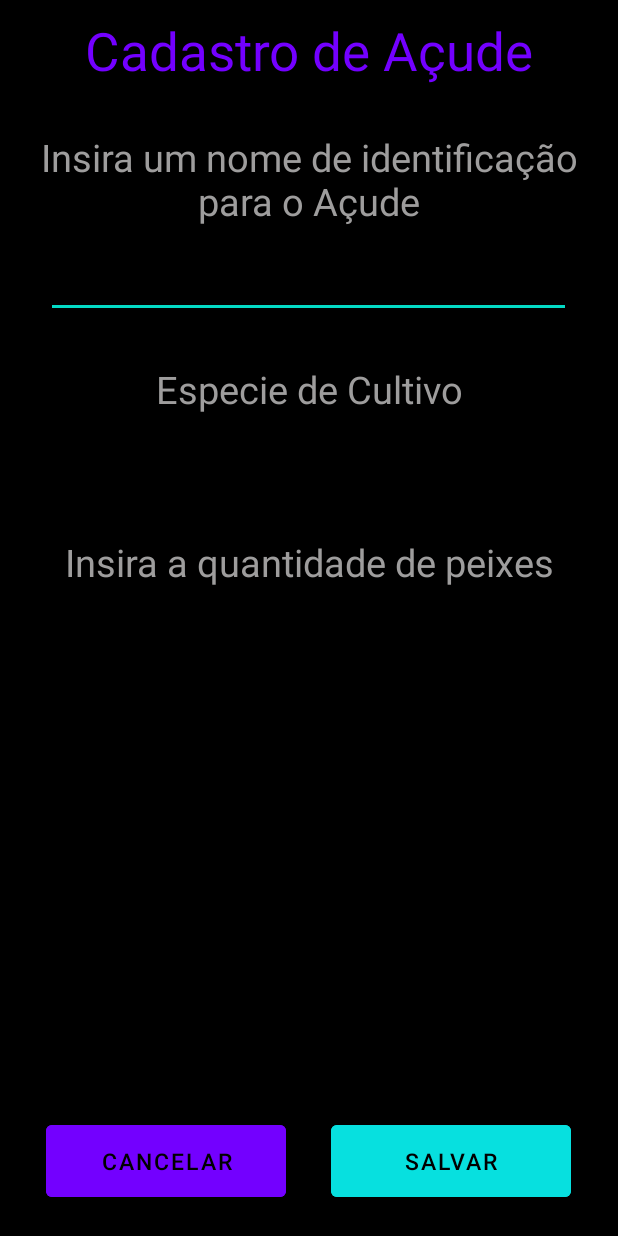
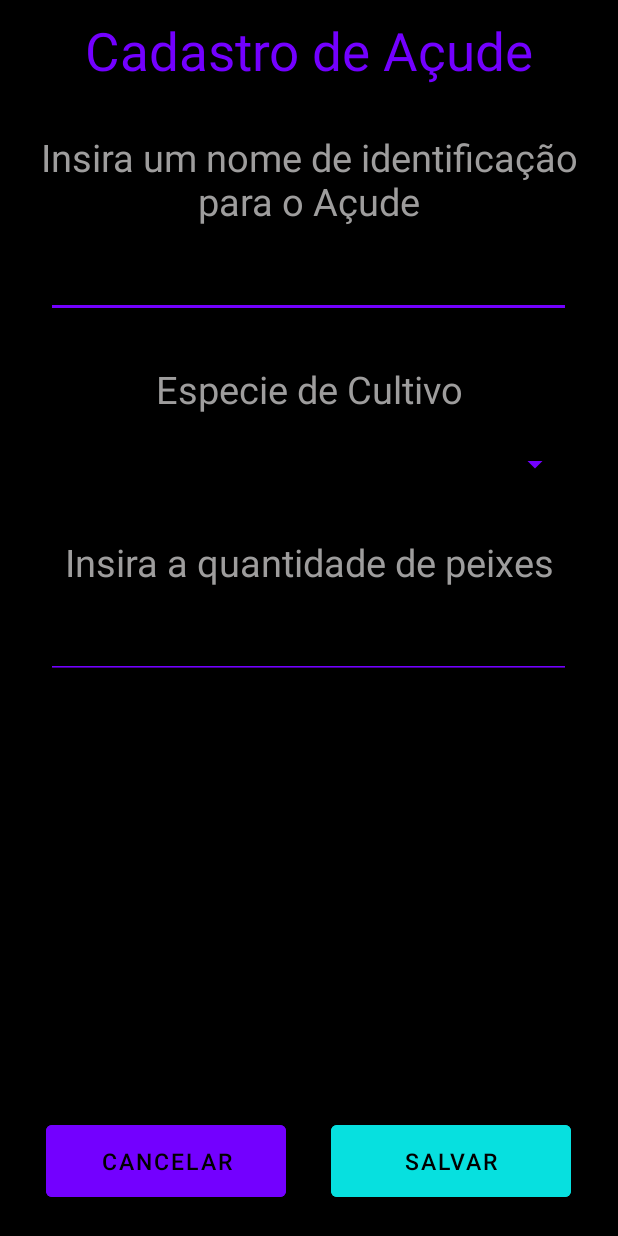
Before and after one commit to matheushm8/AgroTilapia, an Android app: the CadastroAcudeActivity screen opened directly, with no data from a screen before it, on a phone screen of 412 x 824 dp. Run offline under Robolectric (Android 15) with nearby library versions, the phone set to English and light mode, and no system bars.

```diff
--- a/app/src/main/java/com/example/agrotilapia/activities/LoginActivity.java
+++ b/app/src/main/java/com/example/agrotilapia/activities/LoginActivity.java
@@ -57,7 +57,6 @@ public class LoginActivity extends AppCompatActivity {
 
             pcontroller.salvarPropriedade(propriedade);
             Toast.makeText(this, "Propriedade cadastrada com sucesso!", Toast.LENGTH_SHORT).show();
-            Toast.makeText(this, "Login Automático!", Toast.LENGTH_SHORT).show();
 
             LoginSingleton.limpaInstancia();
             LoginSingleton.iniciaPropriedadeLogada(propriedade.getCodigo(), propriedade.getNome());
--- a/app/src/main/java/com/example/agrotilapia/adapter/AcudeListAdapter.java
+++ b/app/src/main/java/com/example/agrotilapia/adapter/AcudeListAdapter.java
@@ -85,6 +85,8 @@ public class AcudeListAdapter extends BaseAdapter {
             }
         });
 
+        //Passa o codigo do açude pra tela de calculadora com o put extra, e abre a tela.
+
         tvNomeAcude.setOnClickListener(new View.OnClickListener() {
             @Override
             public void onClick(View v) {
--- a/app/src/main/java/com/example/agrotilapia/models/Acude.java
+++ b/app/src/main/java/com/example/agrotilapia/models/Acude.java
@@ -2,7 +2,7 @@ package com.example.agrotilapia.models;
 
 import android.os.Parcel;
 import android.os.Parcelable;
-
+//entidades do banco
 public class Acude implements Parcelable {
     private int codigo;
     private int qtdPeixe;
--- a/app/src/main/res/layout/activity_cadastro_acude.xml
+++ b/app/src/main/res/layout/activity_cadastro_acude.xml
@@ -35,7 +35,8 @@
         android:layout_marginTop="15dp"
         android:hint="Identificação do Açude"
         android:imeActionLabel="usuario"
-        android:textColor="@color/grey" />
+        android:textColor="@color/grey"
+        android:backgroundTint="@color/purple_200"/>
 
     <TextView
         android:layout_width="match_parent"
@@ -52,7 +53,8 @@
         android:layout_height="35dp"
         android:layout_gravity="center"
         android:layout_marginTop="15dp"
-        android:textColor="@color/grey"/>
+        android:textColor="@color/grey"
+        android:backgroundTint="@color/purple_200"/>
 
     <TextView
         android:layout_width="match_parent"
@@ -72,7 +74,8 @@
         android:hint="Identificação do Açude"
         android:inputType="number"
         android:imeActionLabel="usuario"
-        android:textColor="@color/grey" />
+        android:textColor="@color/grey"
+        android:backgroundTint="@color/purple_200"/>
 
     <LinearLayout
         android:layout_width="match_parent"
--- a/app/src/main/res/layout/activity_calcular.xml
+++ b/app/src/main/res/layout/activity_calcular.xml
@@ -36,7 +36,8 @@
         android:hint="INSIRA AQUI..."
         android:imeActionLabel="usuario"
         android:inputType="number"
-        android:textColor="@color/grey" />
+        android:textColor="@color/grey"
+        android:backgroundTint="@color/purple_200"/>
 
     <TextView
         android:layout_width="match_parent"
@@ -56,7 +57,8 @@
         android:hint="INSIRA AQUI..."
         android:imeActionLabel="usuario"
         android:inputType="number"
-        android:textColor="@color/grey" />
+        android:textColor="@color/grey"
+        android:backgroundTint="@color/purple_200"/>
 
     <ImageView
         android:layout_width="405dp"
--- a/app/src/main/res/layout/activity_home.xml
+++ b/app/src/main/res/layout/activity_home.xml
@@ -6,7 +6,8 @@
     android:layout_width="match_parent"
     android:layout_height="match_parent"
     android:orientation="vertical"
-    tools:context=".activities.HomeActivity">
+    tools:context=".activities.HomeActivity"
+    android:background="@color/black">
 
 
     <TextView
--- a/app/src/main/res/layout/activity_login.xml
+++ b/app/src/main/res/layout/activity_login.xml
@@ -33,7 +33,8 @@
         android:layout_marginTop="36dp"
         android:hint="Nome da propriedade"
         android:imeActionLabel="usuario"
-        android:textColor="@color/grey" />
+        android:textColor="@color/grey"
+        android:backgroundTint="@color/purple_200"/>
 
     <LinearLayout
         android:layout_width="match_parent"
--- a/app/src/main/res/layout/items_list_acudes.xml
+++ b/app/src/main/res/layout/items_list_acudes.xml
@@ -4,7 +4,8 @@
     android:layout_height="match_parent"
     android:orientation="vertical"
     android:paddingHorizontal="30dp"
-    android:paddingVertical="10dp">
+    android:paddingVertical="10dp"
+    android:background="@color/white">
 
     <LinearLayout
         android:layout_width="match_parent"
```
Also changed, not shown: app/src/main/java/com/example/agrotilapia/activities/CalcularActivity.java (+6 -1 lines), app/src/main/java/com/example/agrotilapia/controller/CalculadoraController.java (+39 -3 lines).
